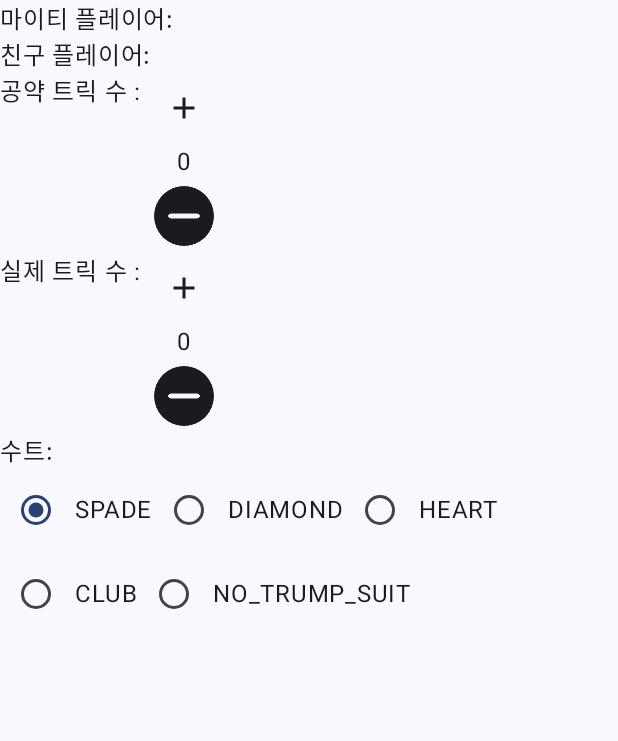
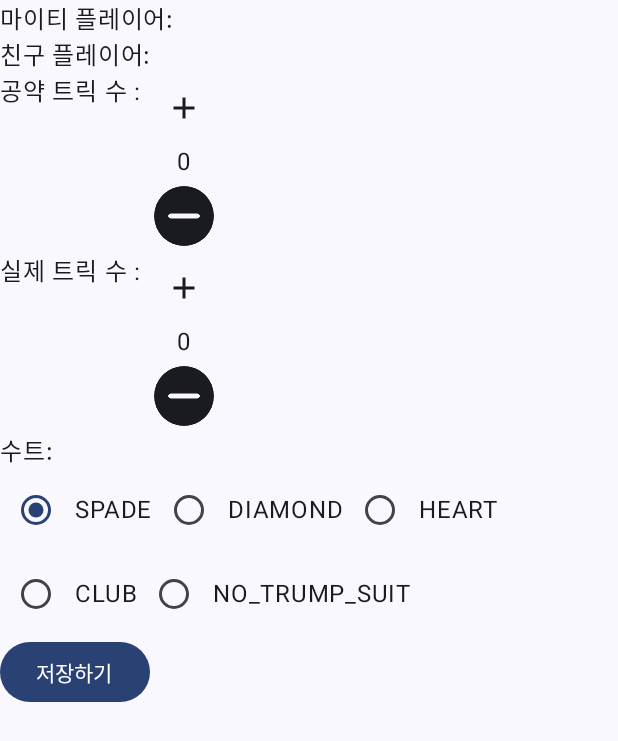
Before and after one commit to monopoly11141/Twoforyou_AllMighty, an Android app built with Jetpack Compose: the composable AddRoundScreen called with empty values, on a phone screen of 412 x 824 dp. Shown: the top 741 px of the screen. Run offline under Robolectric (Android 15) with nearby library versions, the phone set to English and light mode, and no system bars; our stand-ins replace Dagger/Hilt's generated code, Room's generated code.

Commit message:
Working on edit Round

```diff
--- a/app/src/main/java/com/example/twoforyou_allmighty/feature_record/presentation/add_round/AddRoundScreen.kt
+++ b/app/src/main/java/com/example/twoforyou_allmighty/feature_record/presentation/add_round/AddRoundScreen.kt
@@ -3,7 +3,9 @@ package com.example.twoforyou_allmighty.feature_record.presentation.add_round
 import androidx.compose.foundation.layout.Column
 import androidx.compose.foundation.layout.fillMaxSize
 import androidx.compose.foundation.layout.padding
+import androidx.compose.material3.Button
 import androidx.compose.material3.Scaffold
+import androidx.compose.material3.Text
 import androidx.compose.runtime.Composable
 import androidx.compose.runtime.LaunchedEffect
 import androidx.compose.ui.Modifier
@@ -87,6 +89,17 @@ fun AddRoundScreen(
                 }
             )
 
+            Button(
+                onClick = {
+                    viewModel.onEvent(AddRoundEvent.SaveRound)
+                    navController.popBackStack()
+                }
+            ) {
+                Text(
+                    text = "저장하기"
+                )
+            }
+
         }
     }
 }
```
Also changed, not shown: app/src/main/java/com/example/twoforyou_allmighty/feature_record/presentation/record_detail/RecordDetailScreen.kt (+13 -2 lines), app/src/main/java/com/example/twoforyou_allmighty/feature_record/presentation/record_detail/RecordDetailViewModel.kt (+0 -17 lines).
